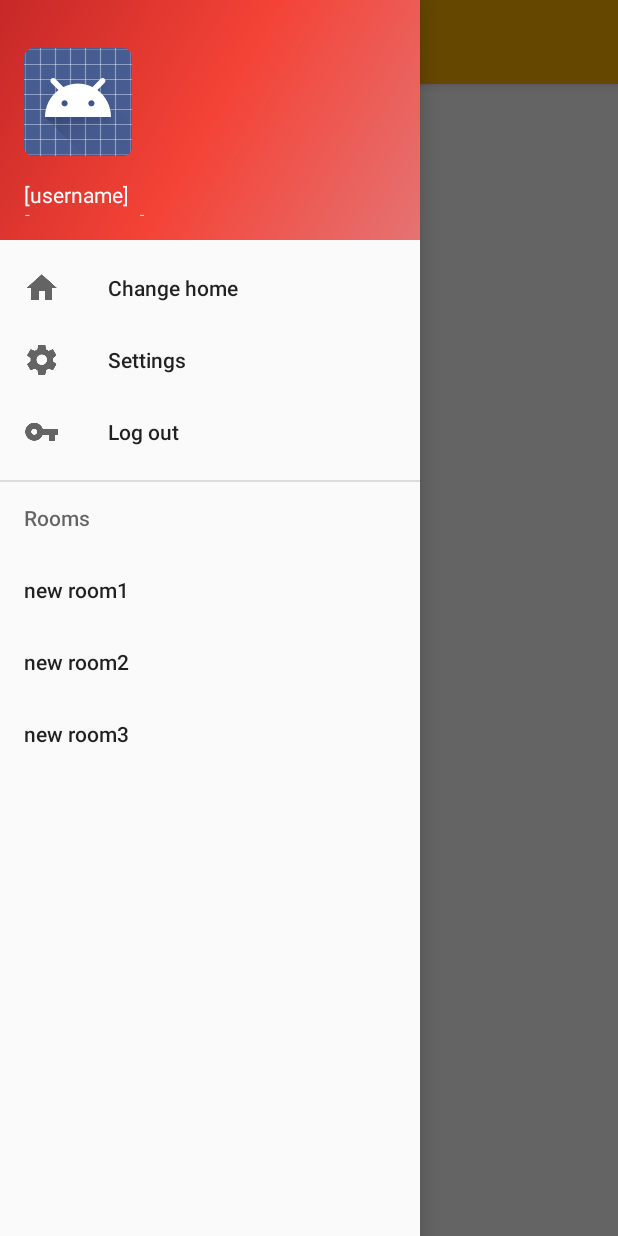
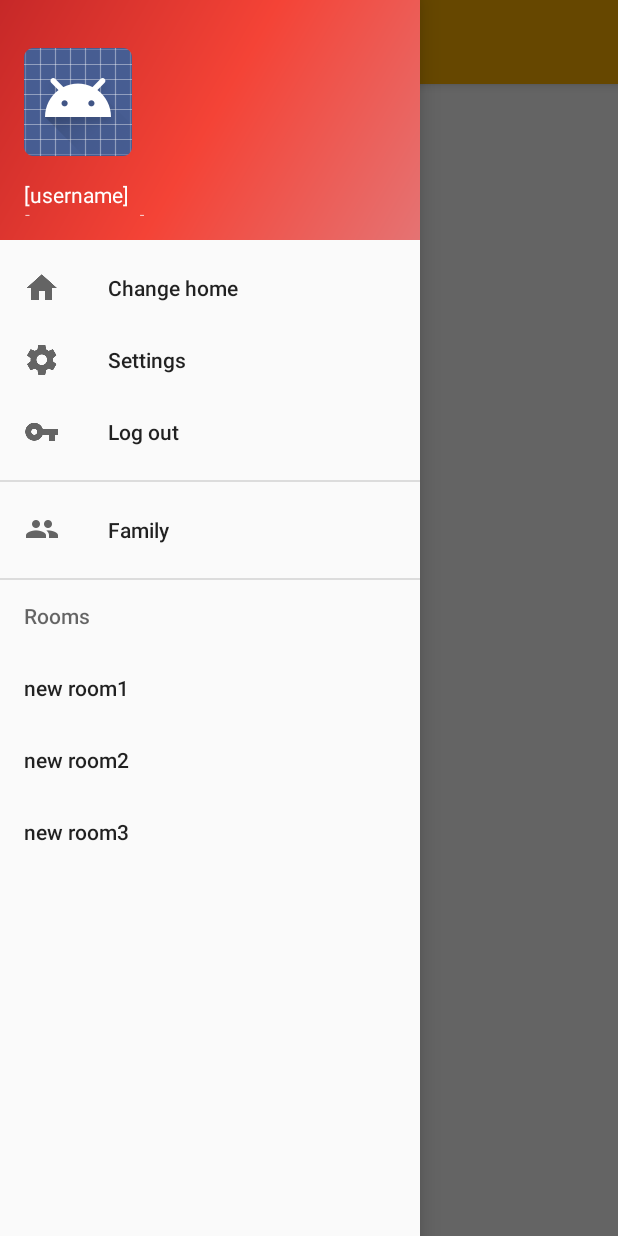
Before and after one commit to aleksandra-majchrzak/smart-dom-android, an Android app: the screen it shows after launch (MainActivity), with the side drawer open, on a phone screen of 412 x 824 dp. Run offline under Robolectric (Android 15) with nearby library versions, the phone set to English and light mode, and no system bars; our stand-ins replace ButterKnife.

Commit message:
Refactoring + changes in drawer menu.

```diff
--- a/app/src/main/AndroidManifest.xml
+++ b/app/src/main/AndroidManifest.xml
@@ -9,7 +9,7 @@
         android:supportsRtl="true"
         android:theme="@style/AppTheme">
         <activity
-            android:name=".MainActivity"
+            android:name=".activities.MainActivity"
             android:label="@string/app_name"
             android:theme="@style/AppTheme.NoActionBar">
             <intent-filter>
--- a/app/src/main/java/pl/edu/uj/ii/smartdom/MainActivity.java
+++ b/app/src/main/java/pl/edu/uj/ii/smartdom/activities/MainActivity.java
@@ -1,4 +1,4 @@
-package pl.edu.uj.ii.smartdom;
+package pl.edu.uj.ii.smartdom.activities;
 
 import android.os.Bundle;
 import android.support.design.widget.NavigationView;
@@ -12,6 +12,8 @@ import android.view.MenuItem;
 
 import butterknife.BindView;
 import butterknife.ButterKnife;
+import pl.edu.uj.ii.smartdom.R;
+import pl.edu.uj.ii.smartdom.enums.SmartMenuItem;
 
 public class MainActivity extends AppCompatActivity
         implements NavigationView.OnNavigationItemSelectedListener {
@@ -48,9 +50,9 @@ public class MainActivity extends AppCompatActivity
 
     private void addCurrentRooms() {
         // dynamically add rooms to drawer
-        navigationView.getMenu().getItem(3).getSubMenu().add(Menu.NONE, Menu.NONE, 0, "new room1");
-        navigationView.getMenu().getItem(3).getSubMenu().add(Menu.NONE, Menu.NONE, 0, "new room2");
-        navigationView.getMenu().getItem(3).getSubMenu().add(Menu.NONE, Menu.NONE, 0, "new room3");
+        navigationView.getMenu().getItem(SmartMenuItem.Rooms).getSubMenu().add(Menu.NONE, Menu.NONE, 0, "new room1");
+        navigationView.getMenu().getItem(4).getSubMenu().add(Menu.NONE, Menu.NONE, 0, "new room2");
+        navigationView.getMenu().getItem(4).getSubMenu().add(Menu.NONE, Menu.NONE, 0, "new room3");
     }
 
     @Override
--- /dev/null
+++ b/app/src/main/java/pl/edu/uj/ii/smartdom/enums/SmartMenuItem.java
@@ -0,0 +1,14 @@
+package pl.edu.uj.ii.smartdom.enums;
+
+/**
+ * Created by Mohru on 29.03.2017.
+ */
+
+public interface SmartMenuItem {
+    int ChangeHome = 0;
+    int Settings = 1;
+    int LogOut = 2;
+    int Family = 3;
+    int Rooms = 4;
+
+}
--- a/app/src/main/res/layout/app_bar_main.xml
+++ b/app/src/main/res/layout/app_bar_main.xml
@@ -5,7 +5,7 @@
     android:layout_width="match_parent"
     android:layout_height="match_parent"
     android:fitsSystemWindows="true"
-    tools:context="pl.edu.uj.ii.smartdom.MainActivity">
+    tools:context="pl.edu.uj.ii.smartdom.activities.MainActivity">
 
     <android.support.design.widget.AppBarLayout
         android:layout_width="match_parent"
--- a/app/src/main/res/layout/content_main.xml
+++ b/app/src/main/res/layout/content_main.xml
@@ -10,7 +10,7 @@
     android:paddingRight="@dimen/activity_horizontal_margin"
     android:paddingTop="@dimen/activity_vertical_margin"
     app:layout_behavior="@string/appbar_scrolling_view_behavior"
-    tools:context="pl.edu.uj.ii.smartdom.MainActivity"
+    tools:context="pl.edu.uj.ii.smartdom.activities.MainActivity"
     tools:showIn="@layout/app_bar_main">
 
     <TextView
--- a/app/src/main/res/menu/activity_main_drawer.xml
+++ b/app/src/main/res/menu/activity_main_drawer.xml
@@ -19,6 +19,12 @@
             android:title="Log out" />
     </group>
 
+    <group android:checkableBehavior="single">
+        <item
+            android:id="@+id/nav_family"
+            android:icon="@drawable/ic_family"
+            android:title="Family" />
+    </group>
     <item
         android:id="@+id/nav_rooms"
         android:title="Rooms">
```
Also changed, not shown: app/src/main/res/drawable-hdpi/ic_family.png (added), app/src/main/res/drawable-mdpi/ic_family.png (added), app/src/main/res/drawable-xhdpi/ic_family.png (added), app/src/main/res/drawable-xxhdpi/ic_family.png (added), app/src/main/res/drawable-xxxhdpi/ic_family.png (added).
